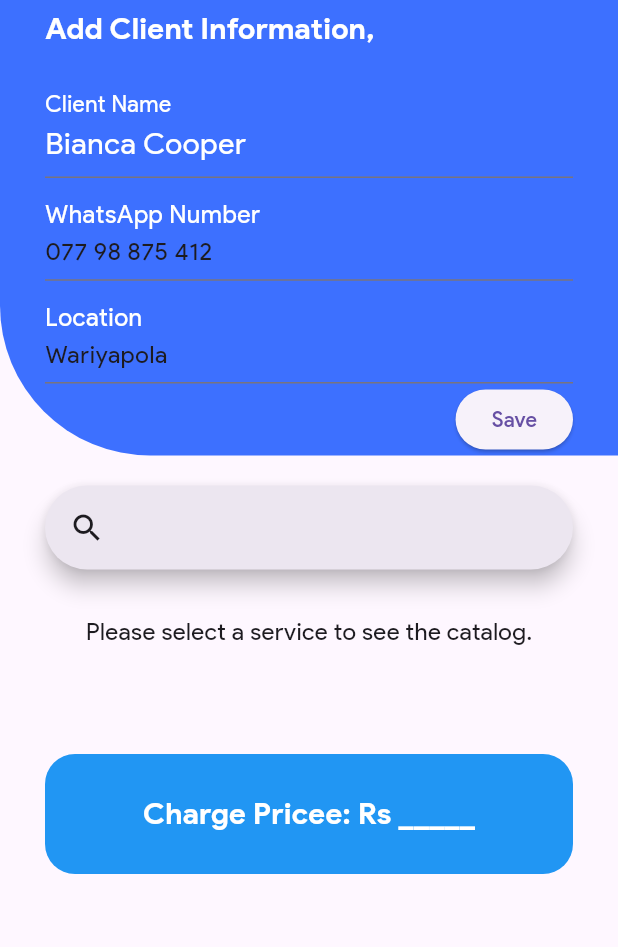
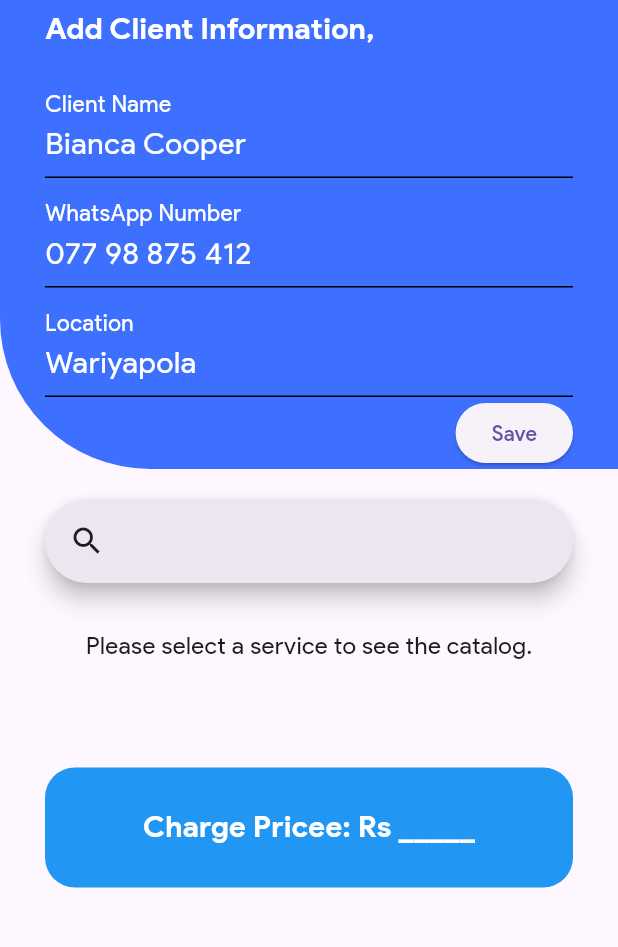
Before and after one commit to udithgunasekara/SalonBilling_MobileApp, a Flutter app: the BillingPage screen opened directly, on a phone screen of 412 x 824 dp, the part 77-1024 px from its top. Run offline on Flutter 3.47's test engine with Material 3 defaults, Android fonts, the light colour scheme and no system bars; our stand-ins replace cloud_firestore, firebase_core, hive, hive_flutter; missing offline and left inert: dart:ffi; accounts and stored records are empty; generated files the repository leaves out were written again; network calls fail.

Commit message:
Refactor client information form: implement text controllers, enhance input fields with clear functionality, and improve UI layout

```diff
--- a/lib/View/billingpage/add_client.dart
+++ b/lib/View/billingpage/add_client.dart
@@ -1,4 +1,3 @@
-//stateless
 import 'package:flutter/material.dart';
 import 'package:salon_mobile/assets/theme/themecolor.dart';
 
@@ -7,7 +6,17 @@ class ClientInfor extends StatelessWidget {
 
   @override
   Widget build(BuildContext context) {
-    return Container(
+    // Create controllers
+    final TextEditingController clientNameController =
+        TextEditingController(text: 'Bianca Cooper');
+    final TextEditingController phoneNumberController =
+        TextEditingController(text: '077 98 875 412');
+    final TextEditingController locationController =
+        TextEditingController(text: 'Wariyapola');
+
+    return GestureDetector(
+      onTap: FocusScope.of(context).unfocus,
+      child: Container(
         padding: const EdgeInsets.only(left: 30, right: 30),
         decoration: const BoxDecoration(
           color: mainColor,
@@ -26,35 +35,64 @@ class ClientInfor extends StatelessWidget {
                 color: Colors.white,
               ),
             ),
-          SizedBox(height: 20.0),
+            const SizedBox(height: 20.0),
             TextField(
-            controller: TextEditingController(text: 'Bianca Cooper'),
+              cursorColor: Colors.white,
+              controller: clientNameController,
               style: const TextStyle(color: mainTextColor, fontSize: 20),
               decoration: const InputDecoration(
                 labelText: 'Client Name',
                 labelStyle: TextStyle(fontSize: 20, color: mainTextColor),
-              //we can have to add underline border or outline border like wise. check them later on ....
+                enabledBorder: UnderlineInputBorder(
+                  borderSide: BorderSide(color: Colors.black, width: 1.0),
+                ),
+                focusedBorder: UnderlineInputBorder(
+                  borderSide: BorderSide(color: Colors.white, width: 2.0),
                 ),
               ),
-          SizedBox(height: 8.0),
+              onTap: () {
+                // Clear the text in the controller when the field is tapped
+                clientNameController.clear();
+              },
+            ),
+            const SizedBox(height: 8.0),
             TextField(
-            controller: TextEditingController(text: '077 98 875 412'),
+              controller: phoneNumberController,
+              style: const TextStyle(color: mainTextColor, fontSize: 20),
               keyboardType: TextInputType.number,
               decoration: const InputDecoration(
                 labelText: 'WhatsApp Number',
-              labelStyle: TextStyle(fontSize: 22, color: mainTextColor),
-              // border: OutlineInputBorder(),
+                labelStyle: TextStyle(fontSize: 20, color: mainTextColor),
+                enabledBorder: UnderlineInputBorder(
+                  borderSide: BorderSide(color: Colors.black, width: 1.0),
+                ),
+                focusedBorder: UnderlineInputBorder(
+                  borderSide: BorderSide(color: Colors.white, width: 2.0),
                 ),
               ),
-          SizedBox(height: 8.0),
+              onTap: () {
+                // Clear the text in the controller when the field is tapped
+                phoneNumberController.clear();
+              },
+            ),
+            const SizedBox(height: 8.0),
             TextField(
-            controller: TextEditingController(text: 'Wariyapola'),
+              controller: locationController,
+              style: const TextStyle(color: mainTextColor, fontSize: 20),
               decoration: const InputDecoration(
                 labelText: 'Location',
-              labelStyle: TextStyle(fontSize: 22, color: mainTextColor),
-
-              // border: OutlineInputBorder(),
+                labelStyle: TextStyle(fontSize: 20, color: mainTextColor),
+                enabledBorder: UnderlineInputBorder(
+                  borderSide: BorderSide(color: Colors.black, width: 1.0),
                 ),
+                focusedBorder: UnderlineInputBorder(
+                  borderSide: BorderSide(color: Colors.white, width: 2.0),
+                ),
+              ),
+              onTap: () {
+                // Clear the text in the controller when the field is tapped
+                locationController.clear();
+              },
             ),
             Row(
               mainAxisAlignment: MainAxisAlignment.end,
@@ -69,6 +107,7 @@ class ClientInfor extends StatelessWidget {
             ),
           ],
         ),
+      ),
     );
   }
 }
```
Lines whose indentation alone changed are shown as unchanged.
